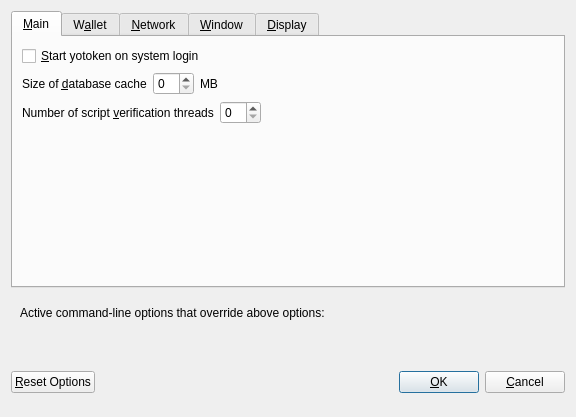
Before: the Qt Designer form src/qt/forms/optionsdialog.ui in atomdax/Yotoken, drawn with Qt 5.
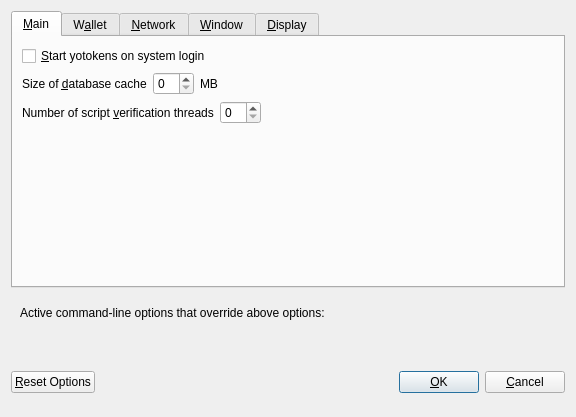
After: the same form once the commit is applied. Custom widgets are drawn as their Qt base class.

Commit message: yotoken  to Yotokens

Patch:
```diff
--- a/src/qt/forms/optionsdialog.ui
+++ b/src/qt/forms/optionsdialog.ui
@@ -33,7 +33,7 @@
           <string>Automatically start yotoken after logging in to the system.</string>
          </property>
          <property name="text">
-          <string>&amp;Start yotoken on system login</string>
+          <string>&amp;Start yotokens on system login</string>
          </property>
         </widget>
        </item>
```
Left out of the diff: 10 changed lines with no effect on the pictures. The commit also changes 306 other files.
